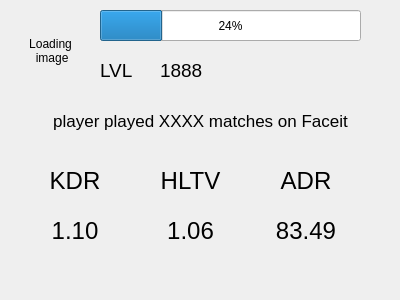
This is playerdatapanel.ui in szwoloszyn/FaceitAnalyserApp as Qt 5 draws it before an edit. The edited form follows.
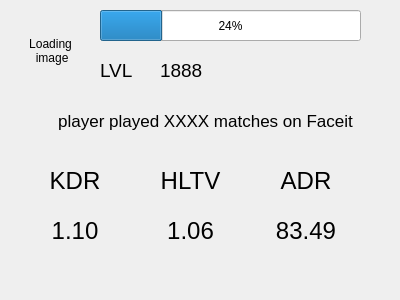
This is the edited form.

Commit message: layout finally fixed and player matches count displayed

```diff
--- a/playerdatapanel.ui
+++ b/playerdatapanel.ui
@@ -213,9 +213,9 @@
   <widget class="QLabel" name="matchesNum">
    <property name="geometry">
     <rect>
-     <x>10</x>
+     <x>20</x>
      <y>100</y>
-     <width>381</width>
+     <width>371</width>
      <height>41</height>
     </rect>
    </property>
```
Left out of the diff: 48 changed lines with no effect on the pictures. The commit also changes 3 other files.
